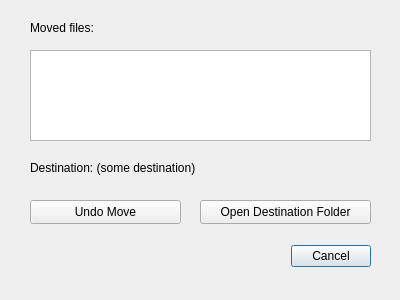
This is src/quick_move/recent_move_dialog.ui in 1j01/quick-move as Qt 5 draws it before an edit. The edited form follows.
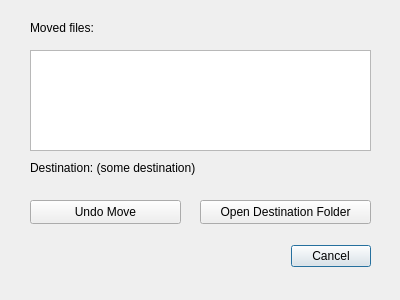
This is the edited form.

Commit message: Use text box instead of list view in Recent Move dialog

The edit to the form file:
```diff
--- a/src/quick_move/recent_move_dialog.ui
+++ b/src/quick_move/recent_move_dialog.ui
@@ -29,16 +29,6 @@
     <set>QDialogButtonBox::Cancel</set>
    </property>
   </widget>
-  <widget class="QListView" name="movedFilesListView">
-   <property name="geometry">
-    <rect>
-     <x>30</x>
-     <y>50</y>
-     <width>341</width>
-     <height>91</height>
-    </rect>
-   </property>
-  </widget>
   <widget class="QPushButton" name="undoMoveButton">
    <property name="geometry">
     <rect>
@@ -91,6 +81,16 @@
     <string>Destination: (some destination)</string>
    </property>
   </widget>
+  <widget class="QTextBrowser" name="movedFilesTextBrowser">
+   <property name="geometry">
+    <rect>
+     <x>30</x>
+     <y>50</y>
+     <width>341</width>
+     <height>101</height>
+    </rect>
+   </property>
+  </widget>
  </widget>
  <resources/>
  <connections>
```
The commit also changes 1 other file.
